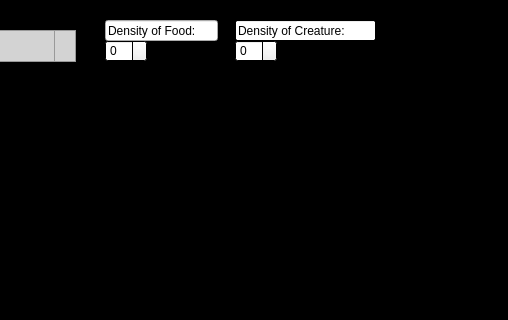
Old version of the form UI/src/mainwindow.ui in the repository EvolutionSimulator/EvolutionSimulator; both pictures show x 575 to 1083 and y 0 to 320 of the 1083 by 417 pixel window.
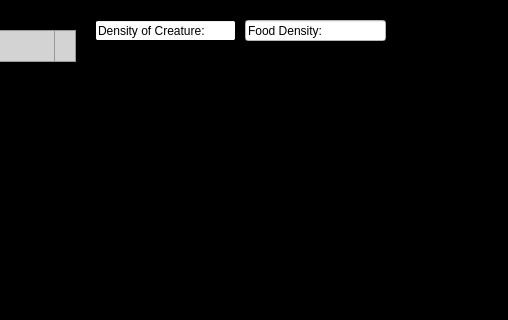
New version of the form. Icons and pictures are not drawn. Custom widgets are drawn as their Qt base class.

Commit message: Removed density button

Diff of the .ui file:
```diff
--- a/UI/src/mainwindow.ui
+++ b/UI/src/mainwindow.ui
@@ -315,66 +315,10 @@
      <string/>
     </property>
    </widget>
-   <widget class="QSpinBox" name="densityFood">
-    <property name="geometry">
-     <rect>
-      <x>680</x>
-      <y>40</y>
-      <width>42</width>
-      <height>22</height>
-     </rect>
-    </property>
-   </widget>
-   <widget class="QLineEdit" name="lineEdit">
-    <property name="geometry">
-     <rect>
-      <x>680</x>
-      <y>20</y>
-      <width>113</width>
-      <height>21</height>
-     </rect>
-    </property>
-    <property name="styleSheet">
-     <string notr="true">
-    QPushButton {
-    background-color: #4CAF50; /* Green */
-    border: none;
-    color: white;
-    padding: 10px 20px;
-    text-align: center;
-    text-decoration: none;
-    display: inline-block;
-    font-size: 16px;
-    border-radius: 5px;
-}
-
-QPushButton:hover {
-    background-color: #45a049; /* Darker green on hover */
-}
-
-QPushButton:pressed {
-    background-color: #367e3a; /* Even darker green on press */
-}
-        </string>
-    </property>
-    <property name="text">
-     <string>Density of Food:</string>
-    </property>
-   </widget>
-   <widget class="QSpinBox" name="densityCreature">
-    <property name="geometry">
-     <rect>
-      <x>810</x>
-      <y>40</y>
-      <width>42</width>
-      <height>22</height>
-     </rect>
-    </property>
-   </widget>
    <widget class="QLineEdit" name="lineEdit_2">
     <property name="geometry">
      <rect>
-      <x>810</x>
+      <x>670</x>
       <y>20</y>
       <width>141</width>
       <height>21</height>
@@ -1208,6 +1152,24 @@
                      }</string>
     </property>
    </widget>
+   <widget class="QLineEdit" name="foodDensityLabel">
+    <property name="geometry">
+     <rect>
+      <x>820</x>
+      <y>20</y>
+      <width>141</width>
+      <height>21</height>
+     </rect>
+    </property>
+    <property name="styleSheet">
+     <string notr="true">color: rgb(0, 0, 0);
+border-color: rgb(0, 0, 0);
+background-color: rgb(255, 255, 255);</string>
+    </property>
+    <property name="text">
+     <string>Food Density:</string>
+    </property>
+   </widget>
    <zorder>canvas</zorder>
    <zorder>frame</zorder>
    <zorder>runButton</zorder>
```
Left out of the diff: 4 changed lines with no effect on the pictures. The commit also changes 1 other file.
